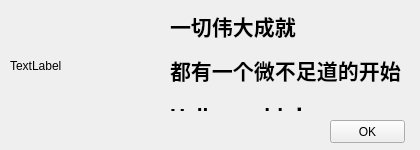
Before: the Qt Designer form about.ui in JiangJinming/Notepad, drawn with Qt 5.
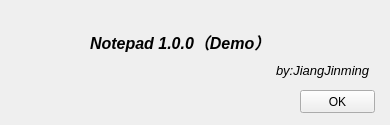
After: the same form once the commit is applied. Icons and pictures are not drawn.

Commit message: 界面做了一些细节调整

What changed in the file:
```diff
--- a/about.ui
+++ b/about.ui
@@ -6,57 +6,31 @@
    <rect>
     <x>0</x>
     <y>0</y>
-    <width>420</width>
-    <height>150</height>
+    <width>390</width>
+    <height>125</height>
    </rect>
   </property>
   <property name="minimumSize">
    <size>
-    <width>420</width>
-    <height>150</height>
+    <width>390</width>
+    <height>125</height>
    </size>
   </property>
   <property name="maximumSize">
    <size>
-    <width>420</width>
-    <height>150</height>
+    <width>390</width>
+    <height>125</height>
    </size>
   </property>
   <property name="windowTitle">
    <string>MainWindow</string>
   </property>
   <widget class="QWidget" name="centralwidget">
-   <widget class="QLabel" name="label">
-    <property name="geometry">
-     <rect>
-      <x>170</x>
-      <y>10</y>
-      <width>251</width>
-      <height>101</height>
-     </rect>
-    </property>
-    <property name="text">
-     <string>&lt;html&gt;&lt;head/&gt;&lt;body&gt;&lt;p&gt;&lt;span style=&quot; font-size:16pt; font-weight:600;&quot;&gt;一切伟大成就&lt;/span&gt;&lt;/p&gt;&lt;p&gt;&lt;span style=&quot; font-size:16pt; font-weight:600;&quot;&gt;都有一个微不足道的开始&lt;/span&gt;&lt;/p&gt;&lt;p&gt;&lt;span style=&quot; font-size:16pt; font-weight:600;&quot;&gt;Hello world ！&lt;/span&gt;&lt;/p&gt;&lt;/body&gt;&lt;/html&gt;</string>
-    </property>
-   </widget>
-   <widget class="QLabel" name="movieLabel">
-    <property name="geometry">
-     <rect>
-      <x>10</x>
-      <y>-10</y>
-      <width>161</width>
-      <height>151</height>
-     </rect>
-    </property>
-    <property name="text">
-     <string>TextLabel</string>
-    </property>
-   </widget>
    <widget class="QPushButton" name="pushButton">
     <property name="geometry">
      <rect>
-      <x>330</x>
-      <y>120</y>
+      <x>300</x>
+      <y>90</y>
       <width>75</width>
       <height>23</height>
      </rect>
@@ -65,6 +39,86 @@
      <string>OK</string>
     </property>
    </widget>
+   <widget class="QWidget" name="layoutWidget">
+    <property name="geometry">
+     <rect>
+      <x>90</x>
+      <y>30</y>
+      <width>281</width>
+      <height>51</height>
+     </rect>
+    </property>
+    <layout class="QVBoxLayout" name="verticalLayout">
+     <item>
+      <layout class="QHBoxLayout" name="horizontalLayout">
+       <item>
+        <widget class="QLabel" name="label">
+         <property name="text">
+          <string>&lt;!DOCTYPE HTML PUBLIC &quot;-//W3C//DTD HTML 4.0//EN&quot; &quot;http://www.w3.org/TR/REC-html40/strict.dtd&quot;&gt;
+&lt;html&gt;&lt;head&gt;&lt;meta name=&quot;qrichtext&quot; content=&quot;1&quot; /&gt;&lt;style type=&quot;text/css&quot;&gt;
+p, li { white-space: pre-wrap; }
+&lt;/style&gt;&lt;/head&gt;&lt;body style=&quot; font-family:'SimSun'; font-size:9pt; font-weight:400; font-style:normal;&quot;&gt;
+&lt;p style=&quot; margin-top:0px; margin-bottom:0px; margin-left:0px; margin-right:0px; -qt-block-indent:0; text-indent:0px;&quot;&gt;&lt;span style=&quot; font-size:12pt; font-weight:600; font-style:italic;&quot;&gt;Notepad 1.0.0（Demo）&lt;/span&gt;&lt;/p&gt;&lt;/body&gt;&lt;/html&gt;</string>
+         </property>
+        </widget>
+       </item>
+       <item>
+        <spacer name="horizontalSpacer">
+         <property name="orientation">
+          <enum>Qt::Horizontal</enum>
+         </property>
+         <property name="sizeHint" stdset="0">
+          <size>
+           <width>40</width>
+           <height>20</height>
+          </size>
+         </property>
+        </spacer>
+       </item>
+      </layout>
+     </item>
+     <item>
+      <layout class="QHBoxLayout" name="horizontalLayout_2">
+       <item>
+        <spacer name="horizontalSpacer_2">
+         <property name="orientation">
+          <enum>Qt::Horizontal</enum>
+         </property>
+         <property name="sizeHint" stdset="0">
+          <size>
+           <width>40</width>
+           <height>20</height>
+          </size>
+         </property>
+        </spacer>
+       </item>
+       <item>
+        <widget class="QLabel" name="label_2">
+         <property name="text">
+          <string>&lt;html&gt;&lt;head/&gt;&lt;body&gt;&lt;p&gt;&lt;span style=&quot; font-size:10pt; font-style:italic;&quot;&gt;by:JiangJinming&lt;/span&gt;&lt;/p&gt;&lt;/body&gt;&lt;/html&gt;</string>
+         </property>
+        </widget>
+       </item>
+      </layout>
+     </item>
+    </layout>
+   </widget>
+   <widget class="QLabel" name="label_3">
+    <property name="geometry">
+     <rect>
+      <x>20</x>
+      <y>25</y>
+      <width>41</width>
+      <height>41</height>
+     </rect>
+    </property>
+    <property name="styleSheet">
+     <string notr="true">border-image: url(:/new/icon/ICON/Notepad.png);</string>
+    </property>
+    <property name="text">
+     <string/>
+    </property>
+   </widget>
   </widget>
  </widget>
  <resources/>
```
The commit also changes 7 other files.
